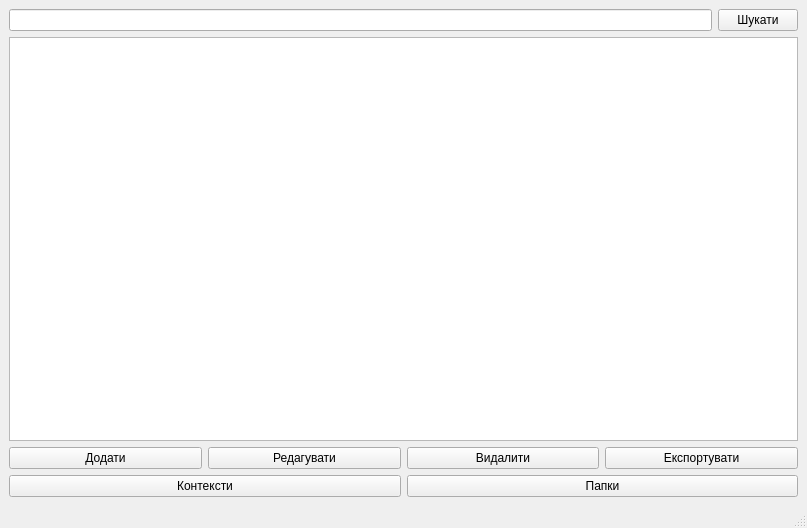
This is OOP2Lab/mainwindow.ui in IvanAntonchuk/Lab.OOP2 as Qt 5 draws it before an edit. The edited form follows.
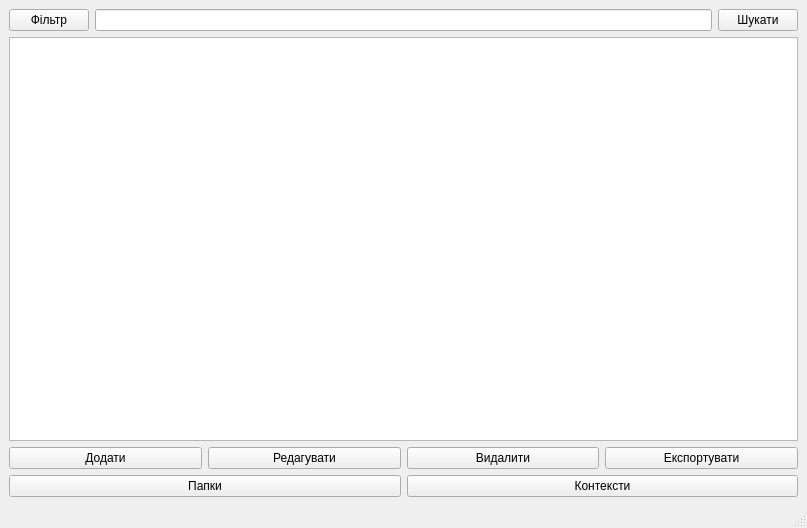
This is the edited form.

The edit to the form file:
```diff
--- a/OOP2Lab/mainwindow.ui
+++ b/OOP2Lab/mainwindow.ui
@@ -16,6 +16,15 @@
   <widget class="QWidget" name="centralwidget">
    <layout class="QVBoxLayout" name="verticalLayout">
     <item>
+     <layout class="QHBoxLayout" name="horizontalLayout_4">
+      <item>
+       <widget class="QPushButton" name="filterButton">
+        <property name="text">
+         <string>Фільтр</string>
+        </property>
+       </widget>
+      </item>
+      <item>
      <layout class="QHBoxLayout" name="horizontalLayout">
       <item>
        <widget class="QLineEdit" name="searchLineEdit"/>
@@ -29,6 +38,8 @@
       </item>
      </layout>
     </item>
+     </layout>
+    </item>
     <item>
      <widget class="QTableWidget" name="linksTableWidget"/>
     </item>
@@ -66,13 +77,6 @@
     </item>
     <item>
      <layout class="QHBoxLayout" name="horizontalLayout_3">
-      <item>
-       <widget class="QPushButton" name="manageContextsButton">
-        <property name="text">
-         <string>Контексти</string>
-        </property>
-       </widget>
-      </item>
       <item>
        <widget class="QPushButton" name="manageFoldersButton">
         <property name="text">
@@ -80,6 +84,13 @@
         </property>
        </widget>
       </item>
+      <item>
+       <widget class="QPushButton" name="manageContextsButton">
+        <property name="text">
+         <string>Контексти</string>
+        </property>
+       </widget>
+      </item>
      </layout>
     </item>
    </layout>
```
Lines whose indentation alone changed are shown as unchanged.
